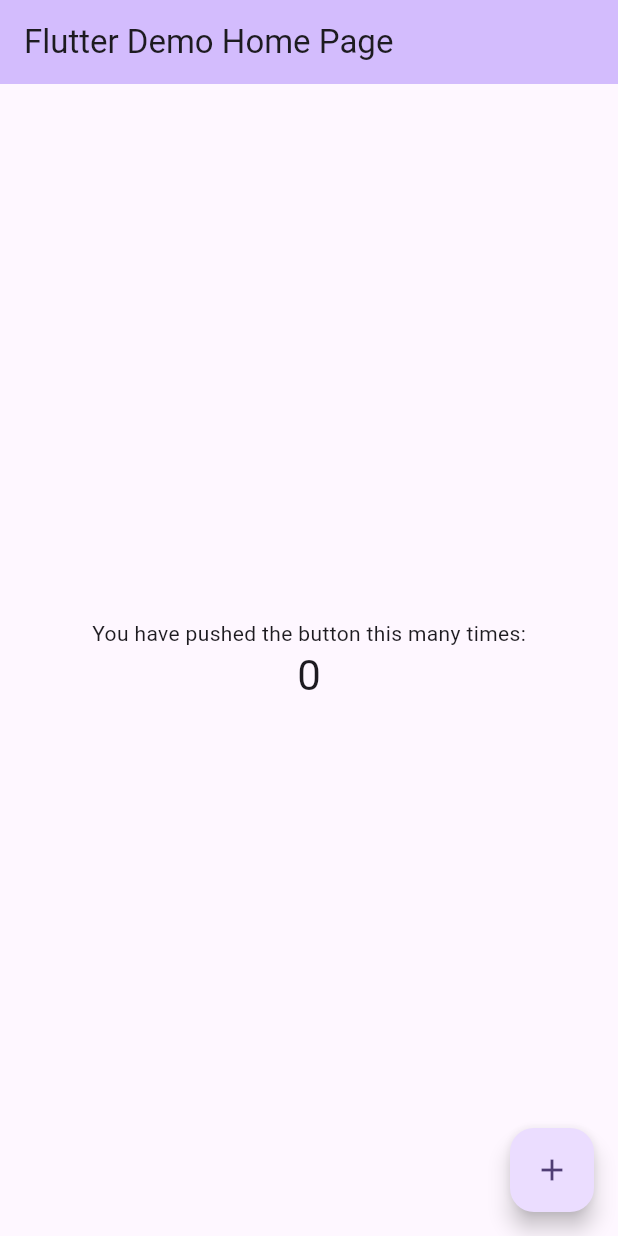
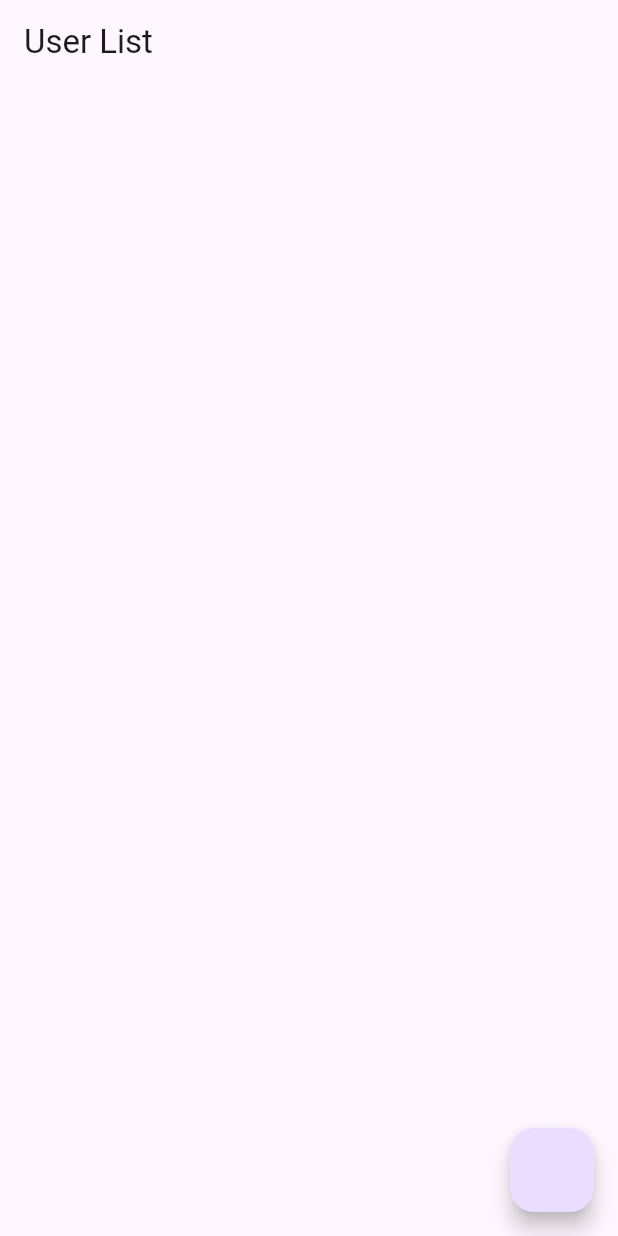
Before and after one commit to lajorr/luccy-onboarding, a Flutter app: the screen it shows after launch, on a phone screen of 412 x 824 dp. Run offline on Flutter 3.47's test engine with Material 3 defaults, Android fonts, the light colour scheme and no system bars; our stand-ins replace dartz, dio, flutter_bloc, freezed_annotation, get_it.

Commit message:
user bloc setup with di

```diff
--- a/lib/features/users/data/datasource/user_remote_datasource.dart
+++ b/lib/features/users/data/datasource/user_remote_datasource.dart
@@ -1,7 +1,7 @@
 import 'dart:developer';
 
+import 'package:dio/dio.dart';
 import 'package:luccy_onboarding/core/error/exceptions.dart';
-import 'package:luccy_onboarding/dio_config/dio_client.dart';
 import 'package:luccy_onboarding/features/users/domain/models/user.dart';
 
 sealed class UserRemoteDatasource {
@@ -9,6 +9,9 @@ sealed class UserRemoteDatasource {
 }
 
 class UserRemoteDatasourceImpl extends UserRemoteDatasource {
+  final Dio dio;
+
+  UserRemoteDatasourceImpl({required this.dio});
   @override
   Future<List<User>> getUsers() async {
     final response = await dio.get<List<dynamic>>('/users');
--- /dev/null
+++ b/lib/features/users/presentation/bloc/user_bloc.dart
@@ -0,0 +1,27 @@
+import 'dart:async';
+
+import 'package:flutter_bloc/flutter_bloc.dart';
+import 'package:freezed_annotation/freezed_annotation.dart';
+import 'package:luccy_onboarding/core/usecases/usecase.dart';
+import 'package:luccy_onboarding/features/users/domain/models/user.dart';
+import 'package:luccy_onboarding/features/users/domain/usecases/get_users_usecase.dart';
+
+part 'user_bloc.freezed.dart';
+part 'user_event.dart';
+part 'user_state.dart';
+
+class UserBloc extends Bloc<UserEvent, UserState> {
+  UserBloc({required this.getUsersUsecase}) : super(const Initial()) {
+    on<GetUsersDataEvent>(_onGetUsersData);
+  }
+
+  final GetUsersUsecase getUsersUsecase;
+
+  FutureOr<void> _onGetUsersData(
+      GetUsersDataEvent event, Emitter<UserState> emit) async {
+    emit(const Loading());
+    final result = await getUsersUsecase.call(const NoParams());
+    result.fold((_) => emit(const Failed(message: 'Failed to get users')),
+        (users) => emit(Success(users: users)));
+  }
+}
--- /dev/null
+++ b/lib/features/users/presentation/bloc/user_event.dart
@@ -0,0 +1,6 @@
+part of 'user_bloc.dart';
+
+@freezed
+class UserEvent with _$UserEvent {
+  const factory UserEvent.getUsersData() = GetUsersDataEvent;
+}
--- /dev/null
+++ b/lib/features/users/presentation/bloc/user_state.dart
@@ -0,0 +1,9 @@
+part of 'user_bloc.dart';
+
+@freezed
+class UserState with _$UserState {
+  const factory UserState.initial() = Initial;
+  const factory UserState.loading() = Loading;
+  const factory UserState.success({required List<User> users}) = Success;
+  const factory UserState.failed({required String message}) = Failed;
+}
--- /dev/null
+++ b/lib/features/users/presentation/screens/user_list_screen.dart
@@ -0,0 +1,17 @@
+import 'package:flutter/material.dart';
+import 'package:flutter_bloc/flutter_bloc.dart';
+import 'package:luccy_onboarding/features/users/presentation/bloc/user_bloc.dart';
+
+class UserListScreen extends StatelessWidget {
+  const UserListScreen({super.key});
+
+  @override
+  Widget build(BuildContext context) {
+    return Scaffold(
+      appBar: AppBar(title: const Text('User List')),
+      floatingActionButton: FloatingActionButton(onPressed: () {
+        context.read<UserBloc>().add(const GetUsersDataEvent());
+      }),
+    );
+  }
+}
--- a/lib/main.dart
+++ b/lib/main.dart
@@ -1,7 +1,13 @@
 import 'package:flutter/material.dart';
-import 'package:luccy_onboarding/features/users/data/datasource/user_remote_datasource.dart';
+import 'package:flutter_bloc/flutter_bloc.dart';
+import 'package:luccy_onboarding/features/users/presentation/bloc/user_bloc.dart';
+import 'package:luccy_onboarding/features/users/presentation/screens/user_list_screen.dart';
+import 'package:luccy_onboarding/injection_container.dart';
+
+import 'injection_container.dart' as di;
 
 void main() {
+  di.init();
   runApp(const MyApp());
 }
 
@@ -11,85 +17,15 @@ class MyApp extends StatelessWidget {
   // This widget is the root of your application.
   @override
   Widget build(BuildContext context) {
-    return MaterialApp(
-      title: 'Luccy Onboarding',
-      theme: ThemeData(
-        colorScheme: ColorScheme.fromSeed(seedColor: Colors.deepPurple),
-        useMaterial3: true,
-      ),
-      home: const MyHomePage(title: 'Flutter Demo Home Page'),
+    return BlocProvider(
+      create: (context) => sl<UserBloc>(),
+      child: MaterialApp(
+          title: 'Luccy Onboarding',
+          theme: ThemeData(
+            colorScheme: ColorScheme.fromSeed(seedColor: Colors.deepPurple),
+            useMaterial3: true,
+          ),
+          home: const UserListScreen()),
     );
   }
 }
-
-class MyHomePage extends StatefulWidget {
-  const MyHomePage({super.key, required this.title});
-
-  final String title;
-
-  @override
-  State<MyHomePage> createState() => _MyHomePageState();
-}
-
-class _MyHomePageState extends State<MyHomePage> {
-  final int _counter = 0;
-
-  void _incrementCounter() {
-    UserRemoteDatasourceImpl().getUsers();
-  }
-
-  @override
-  Widget build(BuildContext context) {
-    // This method is rerun every time setState is called, for instance as done
-    // by the _incrementCounter method above.
-    //
-    // The Flutter framework has been optimized to make rerunning build methods
-    // fast, so that you can just rebuild anything that needs updating rather
-    // than having to individually change instances of widgets.
-    return Scaffold(
-      appBar: AppBar(
-        // TRY THIS: Try changing the color here to a specific color (to
-        // Colors.amber, perhaps?) and trigger a hot reload to see the AppBar
-        // change color while the other colors stay the same.
-        backgroundColor: Theme.of(context).colorScheme.inversePrimary,
-        // Here we take the value from the MyHomePage object that was created by
-        // the App.build method, and use it to set our appbar title.
-        title: Text(widget.title),
-      ),
-      body: Center(
-        // Center is a layout widget. It takes a single child and positions it
-        // in the middle of the parent.
-        child: Column(
-          // Column is also a layout widget. It takes a list of children and
-          // arranges them vertically. By default, it sizes itself to fit its
-          // children horizontally, and tries to be as tall as its parent.
-          //
-          // Column has various properties to control how it sizes itself and
-          // how it positions its children. Here we use mainAxisAlignment to
-          // center the children vertically; the main axis here is the vertical
-          // axis because Columns are vertical (the cross axis would be
-          // horizontal).
-          //
-          // TRY THIS: Invoke "debug painting" (choose the "Toggle Debug Paint"
-          // action in the IDE, or press "p" in the console), to see the
-          // wireframe for each widget.
-          mainAxisAlignment: MainAxisAlignment.center,
-          children: <Widget>[
-            const Text(
-              'You have pushed the button this many times:',
-            ),
-            Text(
-              '$_counter',
-              style: Theme.of(context).textTheme.headlineMedium,
-            ),
-          ],
-        ),
-      ),
-      floatingActionButton: FloatingActionButton(
-        onPressed: _incrementCounter,
-        tooltip: 'Increment',
-        child: const Icon(Icons.add),
-      ), // This trailing comma makes auto-formatting nicer for build methods.
-    );
-  }
-}
```
Also changed, not shown: lib/dio_config/dio_client.dart (+7 -4 lines), lib/injection_container.dart (added, +23 -0 lines), lib/features/users/presentation/bloc/user_bloc.freezed.dart (added).
